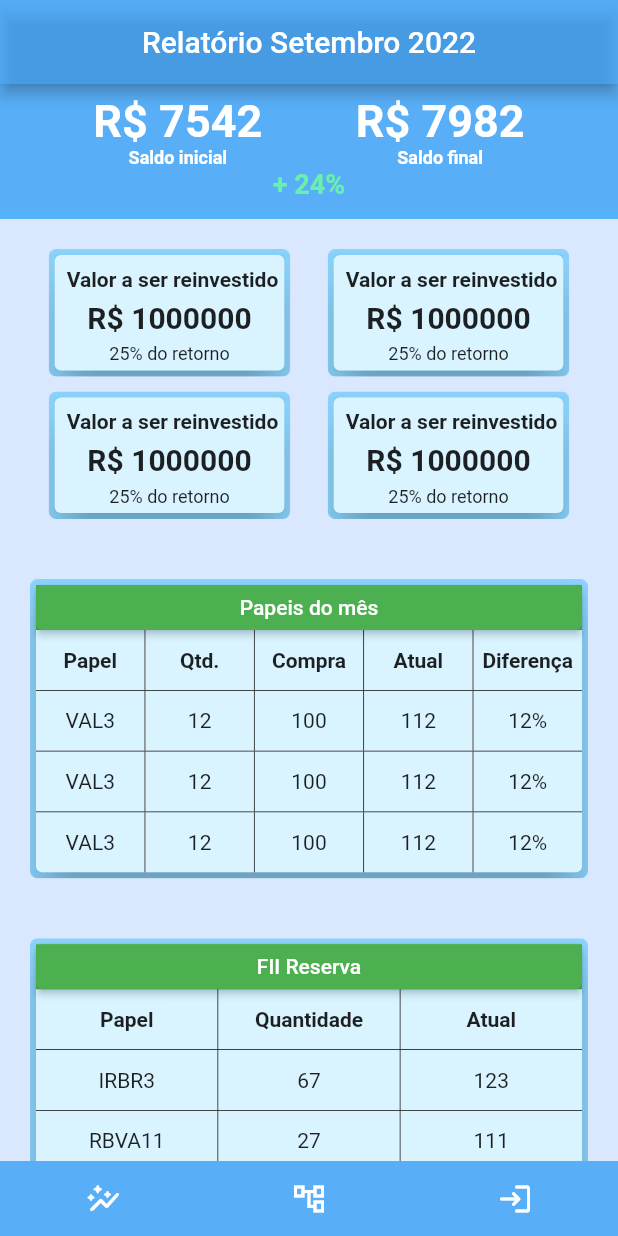
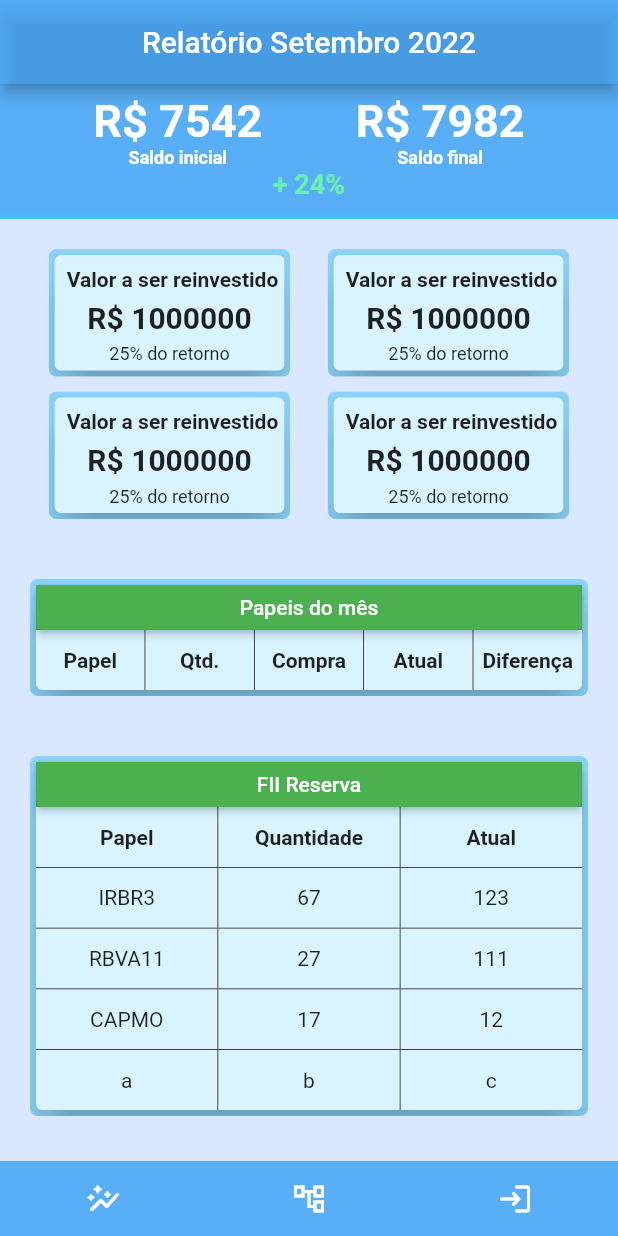
Before and after one commit to AlanwMelo/controle_carteiras, a Flutter app: the screen it shows once a user with an empty profile is signed in, after a tap on "FII Reserva", on a phone screen of 412 x 824 dp. Run offline on Flutter 3.47's test engine with Material 2 defaults, Android fonts, the phone set to English and light mode, and no system bars; our stand-ins replace cloud_firestore, firebase_auth, firebase_core, google_sign_in; missing offline and left inert: yahoo_finance_data_reader; accounts and stored records are empty; network calls fail.

Commit message:
funcao getStocks criada para carregar os stocks do firebase

```diff
--- a/lib/data/docManagement.dart
+++ b/lib/data/docManagement.dart
@@ -29,6 +29,16 @@ class DocManagement {
     return result;
   }
 
+  getStocks(String year, String month) async {
+    QuerySnapshot result = await _docs
+        .doc(year)
+        .collection('months')
+        .doc(month)
+        .collection('stocks')
+        .get();
+    return result;
+  }
+
   getMonths(String year) async {
     QuerySnapshot result = await _docs.doc(year).collection('months').get();
     return result;
--- a/lib/main.dart
+++ b/lib/main.dart
@@ -42,6 +42,8 @@ class MyHomePage extends StatefulWidget {
 class _MyHomePageState extends State<MyHomePage> {
   int screenController = 0;
   String title = 'Bem vindo Alan!';
+  String month = 'Junho';
+  String year = '2024';
 
   @override
   void initState() {
@@ -65,10 +67,13 @@ class _MyHomePageState extends State<MyHomePage> {
               children: [
                 Expanded(
                     child: screenController == 0
-                        ? const OpenMonth()
+                        ? OpenMonth(month: month, year: year)
                         : DocList(
                             result: (result) {
                               print(result);
+                              month = result[1];
+                              year = result[0];
+                              title = '${result[1]} de ${result[0]}';
                               screenController = 0;
                               setState(() {});
                             },
--- a/lib/presentation/openMonth/openMonth.dart
+++ b/lib/presentation/openMonth/openMonth.dart
@@ -6,7 +6,10 @@ import 'package:flutter/material.dart';
 import 'package:yahoo_finance_data_reader/yahoo_finance_data_reader.dart';
 
 class OpenMonth extends StatefulWidget {
-  const OpenMonth({super.key});
+  final String month;
+  final String year;
+
+  const OpenMonth({super.key, required this.month, required this.year});
 
   @override
   State<StatefulWidget> createState() => _OpenMonthState();
@@ -34,7 +37,9 @@ class _OpenMonthState extends State<OpenMonth> {
                 child: Column(
               children: [
                 Container(margin: myMargin, child: const Resume()),
-                Container(margin: myMargin, child: const StockList()),
+                Container(
+                    margin: myMargin,
+                    child: StockList(month: widget.month, year: widget.year)),
                 Container(margin: myMargin, child: const FIIReserva()),
               ],
             )),
@@ -50,8 +55,7 @@ class _OpenMonthState extends State<OpenMonth> {
             color: Colors.blue.withOpacity(0.7),
             border: Border(
                 bottom: BorderSide(
-                    width: 5, color: Colors.lightBlueAccent.withOpacity(0.2))
-            )),
+                    width: 5, color: Colors.lightBlueAccent.withOpacity(0.2)))),
         height: 90,
         child: Center(
           child: Column(
@@ -111,7 +115,8 @@ class _OpenMonthState extends State<OpenMonth> {
   }
 
   Future<void> _yfin() async {
-    List<dynamic> prices = await YahooFinanceDailyReader().getDailyData('OIBR3.SA');
+    List<dynamic> prices =
+        await YahooFinanceDailyReader().getDailyData('OIBR3.SA');
     print(prices[0]);
   }
 }
--- a/lib/presentation/openMonth/stockList.dart
+++ b/lib/presentation/openMonth/stockList.dart
@@ -1,9 +1,14 @@
+import 'package:cloud_firestore/cloud_firestore.dart';
+import 'package:controle_carteiras/data/docManagement.dart';
 import 'package:controle_carteiras/presentation/container.dart';
 import 'package:flutter/cupertino.dart';
 import 'package:flutter/material.dart';
 
 class StockList extends StatefulWidget {
-  const StockList({super.key});
+  final String month;
+  final String year;
+
+  const StockList({super.key, required this.month, required this.year});
 
   @override
   State<StatefulWidget> createState() => _StockListState();
@@ -14,9 +19,7 @@ class _StockListState extends State<StockList> {
 
   @override
   void initState() {
-    stockData.add(StockData('VAL3', '12', '100', '112', '12%'));
-    stockData.add(StockData('VAL3', '12', '100', '112', '12%'));
-    stockData.add(StockData('VAL3', '12', '100', '112', '12%'));
+    _loadStocks();
     super.initState();
   }
 
@@ -110,6 +113,15 @@ class _StockListState extends State<StockList> {
   _horizontalDivisor() {
     return Container(width: 502, height: 0.5, color: Colors.black);
   }
+
+  Future<void> _loadStocks() async {
+    QuerySnapshot stocksList =
+        await DocManagement().getStocks(widget.year, widget.month);
+
+    for (var stock in stocksList.docs) {
+      stockData.add(StockData('VAL3', '12', '100', '112', '12%'));
+    }
+  }
 }
 
 class StockData {
```
Also changed, not shown: lib/presentation/docList/docList.dart (+39 -39 lines).
